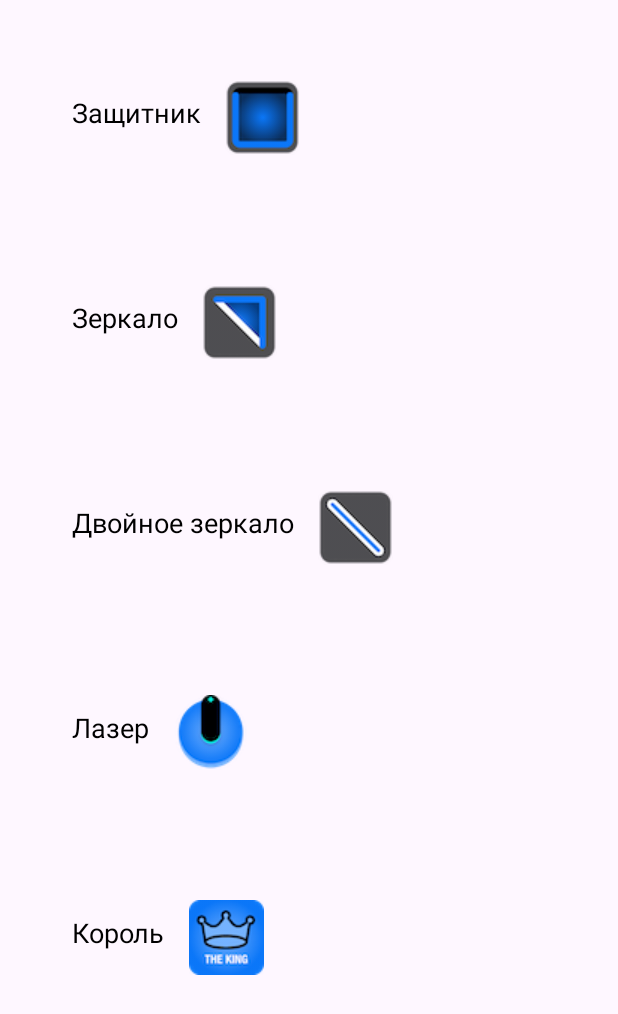
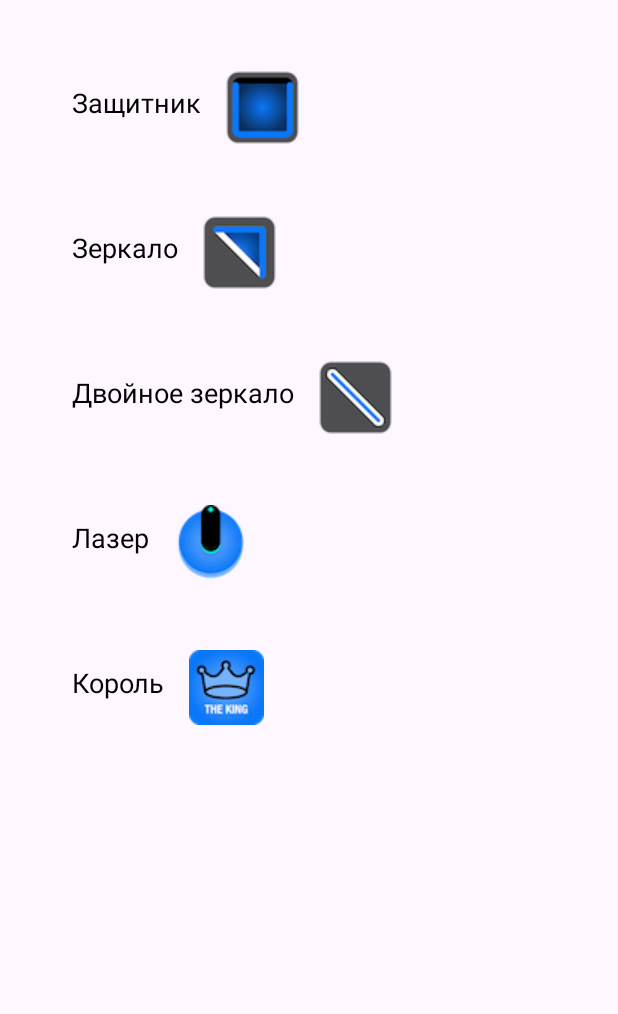
Before and after one commit to Izlydov/LaserChess, an Android app: the layout custom_dialog_content.xml on its own in the app's theme, with its tools: preview values and no code run, on a phone screen of 412 x 824 dp. Shown: the top 1014 px of the screen. Run offline under Robolectric (Android 15) with nearby library versions, the phone set to English and light mode, and no system bars.

Commit message:
some fixes

```diff
--- a/app/src/main/java/com/example/laserchesstest/MainActivity.java
+++ b/app/src/main/java/com/example/laserchesstest/MainActivity.java
@@ -182,6 +182,7 @@ public class MainActivity extends AppCompatActivity {
     private String playerName;
     private Long lastProcessedMessageId;
     private String LaserWayJson;
+    private String finalResult = "Победа";
 
     private void initializeBoard() {
 
@@ -1113,13 +1114,7 @@ public class MainActivity extends AppCompatActivity {
     }
 
     private void gameover() {
-        String result;
-        if(FirstPlayerTurn){
-            result = "Победа красных";
-        } else {
-            result = "Победа синих";
-        }
-        showGameOverAlert(this, "Игра окончена", result);
+        showGameOverAlert(this, "Игра окончена", finalResult);
     }
 
     public void undo(){
@@ -1232,6 +1227,11 @@ public class MainActivity extends AppCompatActivity {
                 break;
 
             case KING_KILL:
+                if(Board[coordinates.getX()][coordinates.getY()].getPiece().isWhite()){
+                    finalResult = "Победа красных";
+                } else {
+                    finalResult = "Победа синих";
+                }
                 Board[coordinates.getX()][coordinates.getY()].setPiece(null);
                 drawLaserWay();
                 gameover();
--- a/app/src/main/java/network/ApiClient.java
+++ b/app/src/main/java/network/ApiClient.java
@@ -3,8 +3,12 @@ package network;
 import retrofit2.Retrofit;
 import retrofit2.converter.gson.GsonConverterFactory;
 
+// К сожалению у меня нет возможности развернуть сервер на хостинг
+// Весь код сервера на Spring boot здесь https://github.com/Izlydov/LaserChessServer
+// Разкомментируйте кнопку onlineButton в MenuActivity для игры по локальной сети, если вы запустите сервер
+
 public class ApiClient {
-    private static final String BASE_URL = "http://192.168.1.106:8080";
+    private static final String BASE_URL = "http://192.168.1.106:8080"; // Сюда нужно ввести ваш айпи, если вы запустите сервер с https://github.com/Izlydov/LaserChessServer
     private static Retrofit retrofit;
 
     public static Retrofit getRetrofitInstance() {
--- a/app/src/main/res/layout/custom_dialog_content.xml
+++ b/app/src/main/res/layout/custom_dialog_content.xml
@@ -8,12 +8,12 @@
     <LinearLayout
         android:id="@+id/linearLayout1"
         android:layout_width="match_parent"
-        android:layout_height="650dp"
+        android:layout_height="500dp"
         android:layout_alignParentTop="true"
         android:layout_centerHorizontal="true"
         android:orientation="vertical"
         app:layout_constraintEnd_toEndOf="parent"
-        app:layout_constraintHorizontal_bias="1.0"
+        app:layout_constraintHorizontal_bias="0.0"
         app:layout_constraintStart_toStartOf="parent"
         app:layout_constraintTop_toTopOf="parent"></LinearLayout>
 
@@ -22,45 +22,45 @@
         android:layout_width="wrap_content"
         android:layout_height="wrap_content"
         android:layout_marginStart="32dp"
-        android:layout_marginBottom="80dp"
+        android:layout_marginTop="40dp"
         android:lineSpacingExtra="8dp"
         android:padding="16dp"
         android:text="Защитник"
         android:textColor="@android:color/black"
         android:textSize="18sp"
-        app:layout_constraintBottom_toTopOf="@+id/mirror"
-        app:layout_constraintStart_toStartOf="parent" />
+        app:layout_constraintStart_toStartOf="parent"
+        app:layout_constraintTop_toTopOf="parent" />
 
     <TextView
         android:id="@+id/mirror"
         android:layout_width="wrap_content"
         android:layout_height="wrap_content"
         android:layout_marginStart="32dp"
-        android:layout_marginBottom="80dp"
+        android:layout_marginTop="40dp"
         android:lineSpacingExtra="8dp"
         android:padding="16dp"
         android:text="Зеркало"
         android:textColor="@android:color/black"
         android:textSize="18sp"
-        app:layout_constraintBottom_toTopOf="@+id/doubleMirror"
-        app:layout_constraintStart_toStartOf="parent" />
+        app:layout_constraintStart_toStartOf="parent"
+        app:layout_constraintTop_toBottomOf="@+id/defender" />
 
     <TextView
         android:id="@+id/laser"
         android:layout_width="wrap_content"
         android:layout_height="wrap_content"
         android:layout_marginStart="32dp"
-        android:layout_marginBottom="80dp"
+        android:layout_marginTop="40dp"
         android:lineSpacingExtra="8dp"
         android:padding="16dp"
         android:text="Лазер"
         android:textColor="@android:color/black"
         android:textSize="18sp"
-        app:layout_constraintBottom_toTopOf="@+id/king"
-        app:layout_constraintStart_toStartOf="parent" />
+        app:layout_constraintStart_toStartOf="parent"
+        app:layout_constraintTop_toBottomOf="@+id/doubleMirror" />
 
     <ImageView
-        android:id="@+id/imageView6"
+        android:id="@+id/image_laser"
         android:layout_width="wrap_content"
         android:layout_height="wrap_content"
         android:layout_gravity="center_horizontal"
@@ -73,15 +73,17 @@
         android:layout_width="wrap_content"
         android:layout_height="wrap_content"
         android:layout_marginStart="32dp"
+        android:layout_marginTop="40dp"
         android:lineSpacingExtra="8dp"
         android:padding="16dp"
         android:text="Король"
         android:textColor="@android:color/black"
         android:textSize="18sp"
-        app:layout_constraintBottom_toBottomOf="@+id/linearLayout1"
-        app:layout_constraintStart_toStartOf="parent" />
+        app:layout_constraintStart_toStartOf="parent"
+        app:layout_constraintTop_toBottomOf="@+id/laser" />
 
     <ImageView
+        android:id="@+id/image_defender"
         android:layout_width="wrap_content"
         android:layout_height="wrap_content"
         android:layout_gravity="center_horizontal"
@@ -90,6 +92,7 @@
         app:layout_constraintStart_toEndOf="@+id/defender" />
 
     <ImageView
+        android:id="@+id/image_mirror"
         android:layout_width="wrap_content"
         android:layout_height="wrap_content"
         android:layout_gravity="center_horizontal"
@@ -98,7 +101,7 @@
         app:layout_constraintStart_toEndOf="@+id/mirror" />
 
     <ImageView
-        android:id="@+id/imageView"
+        android:id="@+id/image_doublemirror"
         android:layout_width="wrap_content"
         android:layout_height="wrap_content"
         android:layout_gravity="center_horizontal"
@@ -111,17 +114,17 @@
         android:layout_width="wrap_content"
         android:layout_height="wrap_content"
         android:layout_marginStart="32dp"
-        android:layout_marginBottom="80dp"
+        android:layout_marginTop="40dp"
         android:lineSpacingExtra="8dp"
         android:padding="16dp"
         android:text="Двойное зеркало"
         android:textColor="@android:color/black"
         android:textSize="18sp"
-        app:layout_constraintBottom_toTopOf="@+id/laser"
-        app:layout_constraintStart_toStartOf="parent" />
+        app:layout_constraintStart_toStartOf="parent"
+        app:layout_constraintTop_toBottomOf="@+id/mirror" />
 
     <ImageView
-        android:id="@+id/imageView2"
+        android:id="@+id/image_king"
         android:layout_width="wrap_content"
         android:layout_height="wrap_content"
         android:layout_gravity="center_horizontal"
```
